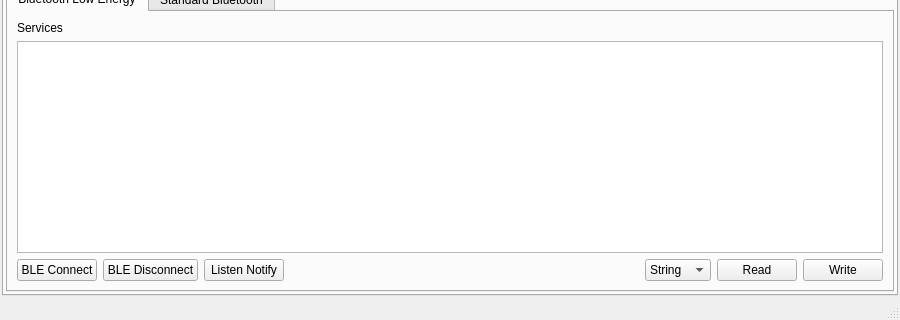
First picture: the form in mainwindow.ui, repository vladimir-vakhter/ble-basestation-app, before the edit; both pictures show x 0 to 900 and y 280 to 600 of the 900 by 600 pixel window.
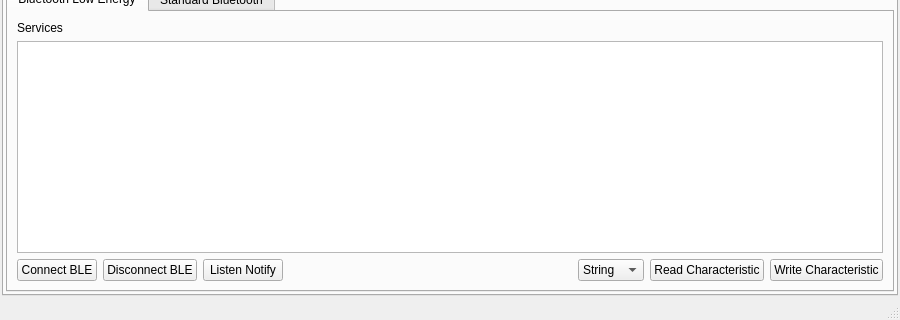
Second picture: the form after the edit.

Commit message: rename buttons, extended characteristics' description

The edit to the form file:
```diff
--- a/mainwindow.ui
+++ b/mainwindow.ui
@@ -131,14 +131,14 @@
                <item row="0" column="5">
                 <widget class="QPushButton" name="bleCharacteristicReadPushButton">
                  <property name="text">
-                  <string>Read</string>
+                  <string>Read Characteristic</string>
                  </property>
                 </widget>
                </item>
                <item row="0" column="0">
                 <widget class="QPushButton" name="bleConnectPushButton">
                  <property name="text">
-                  <string>BLE Connect</string>
+                  <string>Connect BLE</string>
                  </property>
                 </widget>
                </item>
@@ -158,14 +158,14 @@
                <item row="0" column="6">
                 <widget class="QPushButton" name="bleCharacteristicWritePushButton">
                  <property name="text">
-                  <string>Write</string>
+                  <string>Write Characteristic</string>
                  </property>
                 </widget>
                </item>
                <item row="0" column="1">
                 <widget class="QPushButton" name="bleDisconnectPushButton">
                  <property name="text">
-                  <string>BLE Disconnect</string>
+                  <string>Disconnect BLE</string>
                  </property>
                 </widget>
                </item>
```
The commit also changes 1 other file.
